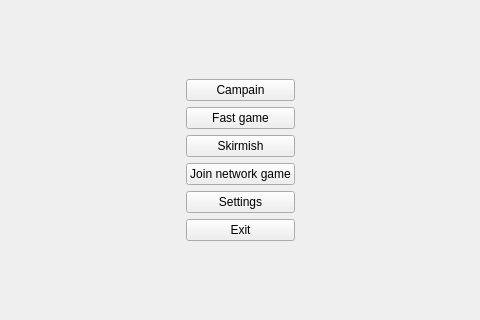
This is src/gui/main_menu_widget.ui in dwarfovich/Bomberman as Qt 5 draws it before an edit; both pictures show x 104 to 584 and y 101 to 421 of the 688 by 522 pixel window. The edited form follows.
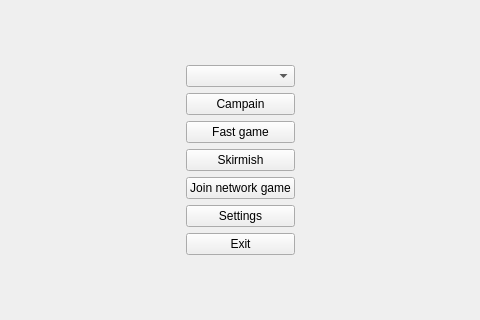
This is the edited form.

```diff
--- a/src/gui/main_menu_widget.ui
+++ b/src/gui/main_menu_widget.ui
@@ -44,6 +44,9 @@
          </property>
         </spacer>
        </item>
+       <item>
+        <widget class="QComboBox" name="playerNameComboBox"/>
+       </item>
        <item>
         <widget class="QPushButton" name="startCampainButton">
          <property name="text">
```
